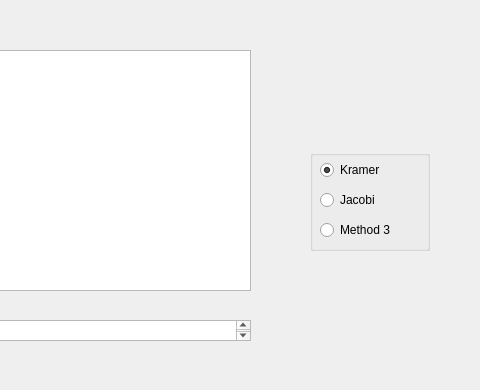
First picture: the form in 4th term/OOP/Lab2/mainwindow.ui, repository einoorish/uni_assignments, before the edit; both pictures show x 320 to 800 and y 0 to 390 of the 800 by 600 pixel window.
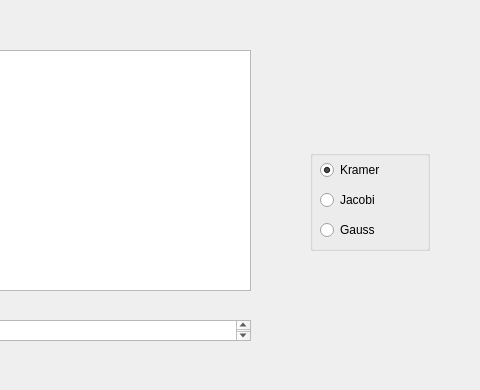
Second picture: the form after the edit.

Diff of the .ui file:
```diff
--- a/4th term/OOP/Lab2/mainwindow.ui
+++ b/4th term/OOP/Lab2/mainwindow.ui
@@ -147,7 +147,7 @@
       </rect>
      </property>
      <property name="text">
-      <string>Method 3</string>
+      <string>Gauss</string>
      </property>
     </widget>
    </widget>
```
